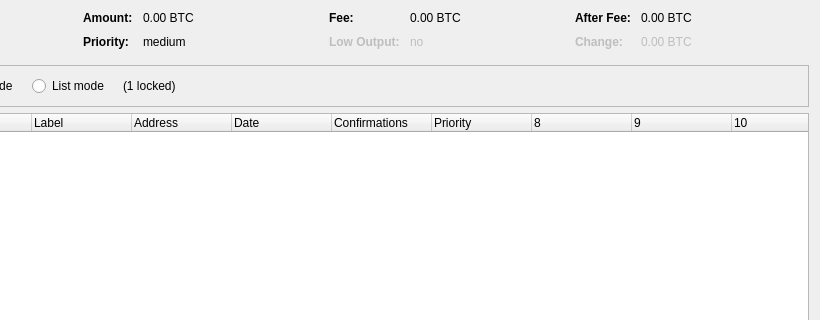
Before: the Qt Designer form src/qt/forms/coincontroldialog.ui in fourty2/sinertaler, drawn with Qt 5; both pictures show x 180 to 1000 and y 0 to 320 of the 1000 by 500 pixel window.
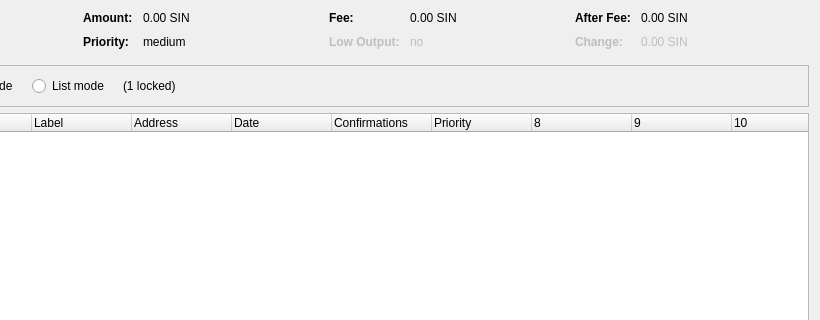
After: the same form once the commit is applied. Custom widgets are drawn as their Qt base class.

```diff
--- a/src/qt/forms/coincontroldialog.ui
+++ b/src/qt/forms/coincontroldialog.ui
@@ -132,7 +132,7 @@
           <enum>Qt::ActionsContextMenu</enum>
          </property>
          <property name="text">
-          <string notr="true">0.00 BTC</string>
+          <string notr="true">0.00 SIN</string>
          </property>
          <property name="textInteractionFlags">
           <set>Qt::LinksAccessibleByMouse|Qt::TextSelectableByKeyboard|Qt::TextSelectableByMouse</set>
@@ -206,7 +206,7 @@
           <enum>Qt::ActionsContextMenu</enum>
          </property>
          <property name="text">
-          <string notr="true">0.00 BTC</string>
+          <string notr="true">0.00 SIN</string>
          </property>
          <property name="textInteractionFlags">
           <set>Qt::LinksAccessibleByMouse|Qt::TextSelectableByKeyboard|Qt::TextSelectableByMouse</set>
@@ -286,7 +286,7 @@
           <enum>Qt::ActionsContextMenu</enum>
          </property>
          <property name="text">
-          <string notr="true">0.00 BTC</string>
+          <string notr="true">0.00 SIN</string>
          </property>
          <property name="textInteractionFlags">
           <set>Qt::LinksAccessibleByMouse|Qt::TextSelectableByKeyboard|Qt::TextSelectableByMouse</set>
@@ -321,7 +321,7 @@
           <enum>Qt::ActionsContextMenu</enum>
          </property>
          <property name="text">
-          <string notr="true">0.00 BTC</string>
+          <string notr="true">0.00 SIN</string>
          </property>
          <property name="textInteractionFlags">
           <set>Qt::LinksAccessibleByMouse|Qt::TextSelectableByKeyboard|Qt::TextSelectableByMouse</set>
```
